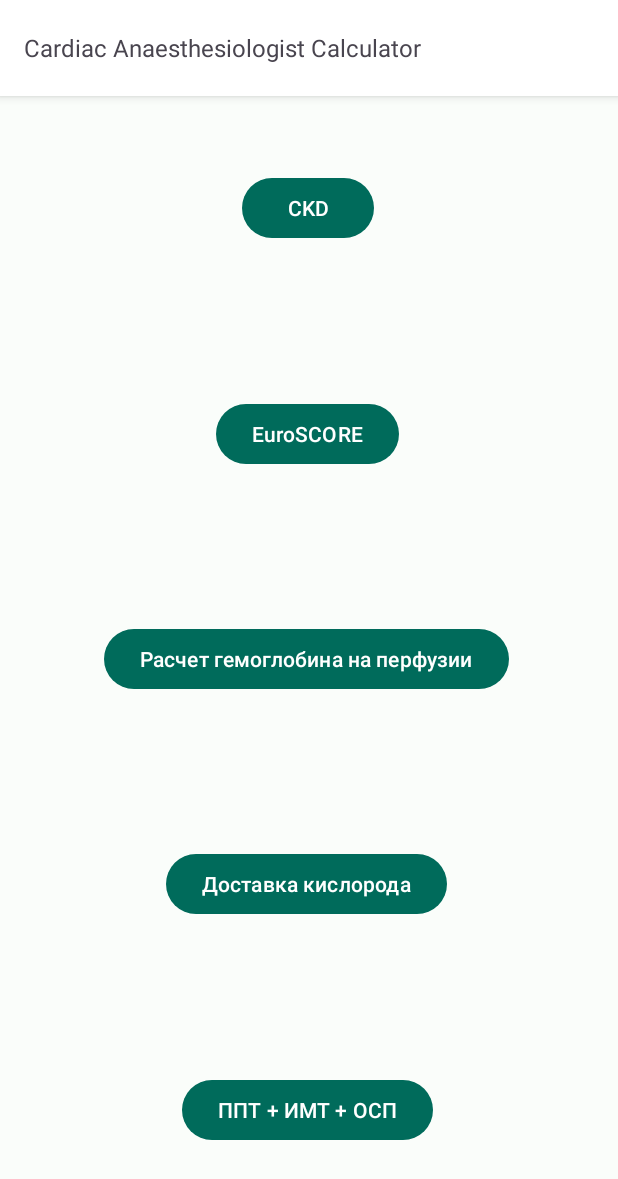
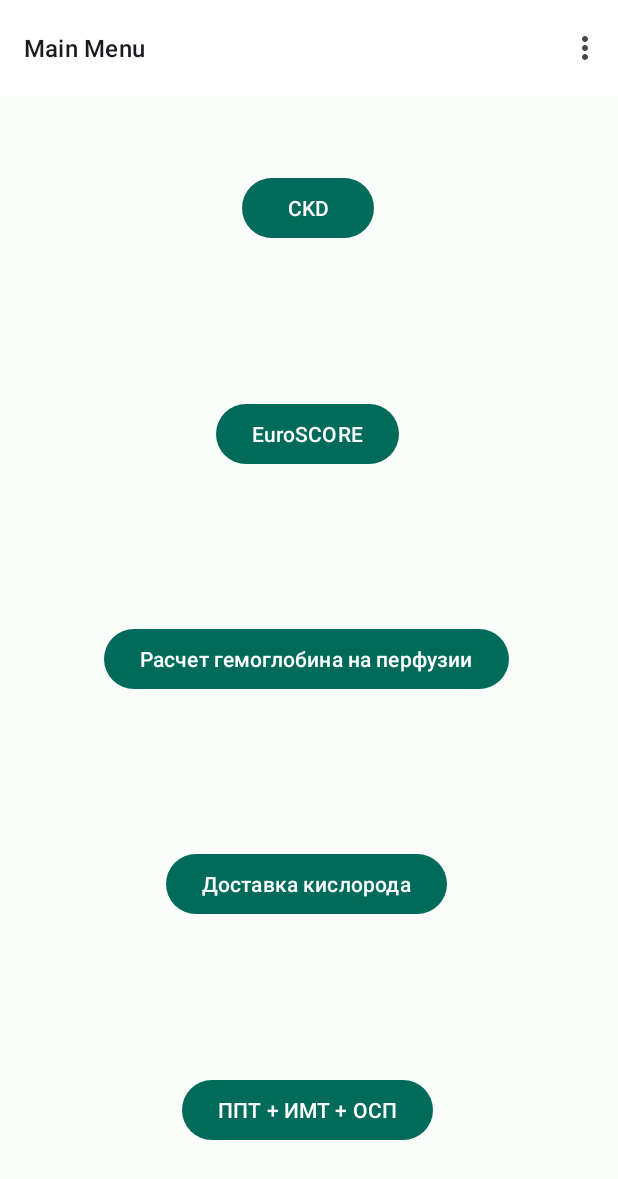
Before and after one commit to drwho174/Calc1, an Android app: the screen it shows after launch (MainActivity), on a phone screen of 412 x 824 dp. Shown: the top 1179 px of the screen. Run offline under Robolectric (Android 15) with nearby library versions, the phone set to English and light mode, and no system bars.

Commit message:
Added menu Added settings screen Realised dark/light theme selector

```diff
--- a/app/src/main/java/com/drwho174/calc1/MainMenu.kt
+++ b/app/src/main/java/com/drwho174/calc1/MainMenu.kt
@@ -8,15 +8,15 @@ import androidx.fragment.app.Fragment
 import com.drwho174.calc1.contract.navigator
 import com.drwho174.calc1.databinding.FragmentMainMenuBinding
 
-class MainMenu : Fragment() {
-
+class MainMenu : Fragment(){
+private lateinit var binding: FragmentMainMenuBinding
     override fun onCreateView(
         inflater: LayoutInflater,
         container: ViewGroup?,
         savedInstanceState: Bundle?
-    ): View? {
+    ): View {
         // Inflate the layout for this fragment
-        val binding = FragmentMainMenuBinding.inflate(inflater, container, false)
+        binding = FragmentMainMenuBinding.inflate(inflater, container, false)
 
         binding.EuroSCRButton.setOnClickListener { onEuroSCRButtonPressed() }
         binding.CKDButton.setOnClickListener { onCKDButtonPressed() }
@@ -24,8 +24,20 @@ class MainMenu : Fragment() {
         binding.BSAButton.setOnClickListener { onBSAButtonPressed() }
         binding.OxyButton.setOnClickListener { onOxyButtonPressed() }
 
+        binding.mainMenuToolbar.setOnMenuItemClickListener {
+            when (it.itemId ){
+                R.id.settings -> {onMainSettingsPressed();true}
+                R.id.about -> {onAboutPressed(); true}
+                else -> true
+            }
+        }
+
+
+
         return binding.root
     }
+
+
 
     private fun onEuroSCRButtonPressed() {
         navigator().showEuroSCORE()
@@ -47,13 +59,12 @@ class MainMenu : Fragment() {
         navigator().showOxy()
     }
 
+    private fun onMainSettingsPressed(){
+        navigator().showMainSettings()
+    }
 
-    companion object {
-        @JvmStatic
-        fun newInstance(param1: String, param2: String) =
-            MainMenu().apply {
-                arguments = Bundle().apply {
-                }
-            }
+    private fun onAboutPressed(){
+        navigator().showAbout()
     }
+
 }
--- a/app/src/main/java/com/drwho174/calc1/contract/Navigator.kt
+++ b/app/src/main/java/com/drwho174/calc1/contract/Navigator.kt
@@ -18,5 +18,9 @@ interface Navigator {
 
     fun showHbPerfusion ()
 
+    fun showMainSettings()
+
+    fun showAbout()
+
 
 }
--- a/app/src/main/res/layout/fragment_main_menu.xml
+++ b/app/src/main/res/layout/fragment_main_menu.xml
@@ -6,18 +6,18 @@
     android:layout_height="match_parent"
     tools:context=".MainMenu">
 
-    <Toolbar
+    <androidx.appcompat.widget.Toolbar
         android:id="@+id/main_menu_toolbar"
         android:layout_width="match_parent"
         android:layout_height="?attr/actionBarSize"
         android:background="?attr/colorOnSecondary"
-        android:elevation="4dp"
-        android:subtitle="@string/app_name"
-        android:theme="@style/ThemeOverlay.AppCompat.ActionBar"
+        android:elevation="5dp"
+        app:menu="@menu/settings"
+        app:subtitle="Main Menu"
         app:layout_constraintEnd_toEndOf="parent"
         app:layout_constraintStart_toStartOf="parent"
         app:layout_constraintTop_toTopOf="parent"
-        app:popupTheme="@style/ThemeOverlay.AppCompat.Dark.ActionBar" />
+         />
 
     <Button
         android:id="@+id/EuroSCRButton"
--- /dev/null
+++ b/app/src/main/res/menu/settings.xml
@@ -0,0 +1,13 @@
+<?xml version="1.0" encoding="utf-8"?>
+<menu xmlns:android="http://schemas.android.com/apk/res/android"
+ >
+    <item
+        android:id="@+id/settings"
+        android:title="Settings"
+        />
+    <item
+        android:id="@+id/about"
+        android:title="About"
+        />
+
+</menu>
```
Also changed, not shown: app/src/main/java/com/drwho174/calc1/MainActivity.kt (+9 -2 lines), app/src/main/java/com/drwho174/calc1/SettingsOnMainMenu.kt (added, +31 -0 lines), app/src/main/res/drawable-anydpi/ic_settings.xml (added, +11 -0 lines), app/src/main/res/layout/fragment_settings_on_main_menu.xml (added, +41 -0 lines), app/src/main/res/drawable-hdpi/ic_settings.png (added), app/src/main/res/drawable-mdpi/ic_settings.png (added), app/src/main/res/drawable-xhdpi/ic_settings.png (added), app/src/main/res/drawable-xxhdpi/ic_settings.png (added), app/src/main/res/values/strings.xml (line endings or trailing spaces).
